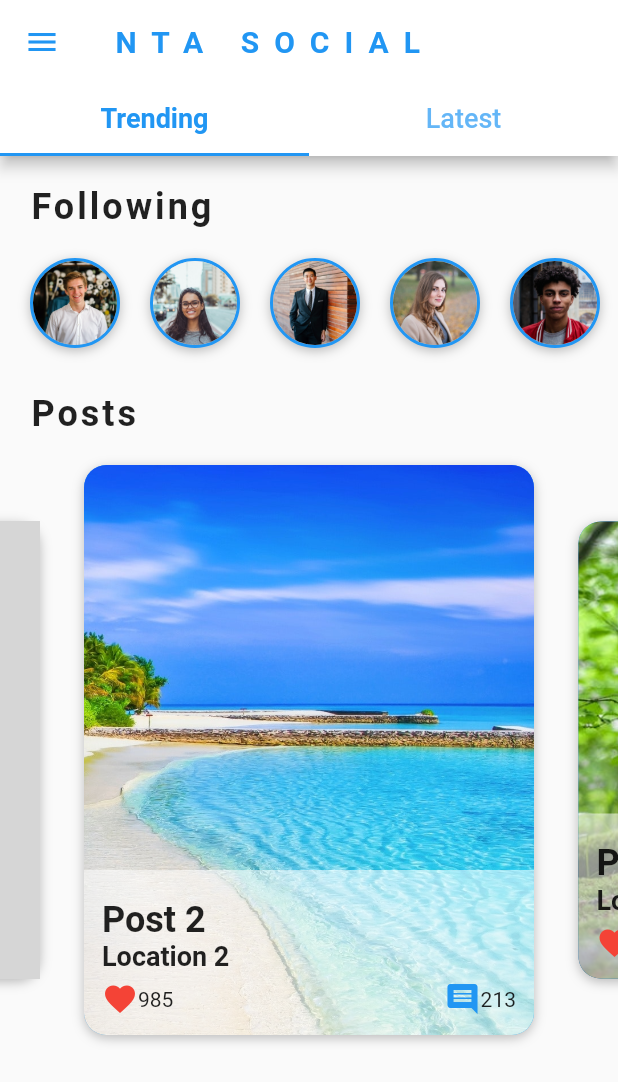
After one commit to tunganh252/social_nta, a Flutter app: the HomeScreen screen opened directly, swiped to page 3, on a phone screen of 412 x 824 dp. The commit adds this screen. Shown: the top 1082 px of the screen. Run offline on Flutter 3.47's test engine with Material 2 defaults, Android fonts, the phone set to English and light mode, and no system bars; grey boxes are pictures that could not be loaded.

Commit message:
[update] - UI homeScreen

```diff
--- /dev/null
+++ b/lib/screens/home_screen.dart
@@ -0,0 +1,56 @@
+import 'package:flutter/material.dart';
+import 'package:flutter_social_ui/data/data.dart';
+import 'package:flutter_social_ui/models/user_model.dart';
+import 'package:flutter_social_ui/widgets/following_users.dart';
+import 'package:flutter_social_ui/widgets/posts_carousel.dart';
+
+class HomeScreen extends StatefulWidget {
+  @override
+  _HomeScreenState createState() => _HomeScreenState();
+}
+
+class _HomeScreenState extends State<HomeScreen>
+    with SingleTickerProviderStateMixin {
+  TabController _tabController;
+  PageController _pageController;
+
+  @override
+  void initState() {
+    super.initState();
+    _tabController = TabController(length: 2, vsync: this);
+    _pageController = PageController(initialPage: 0, viewportFraction: 0.8);
+  }
+
+  @override
+  Widget build(BuildContext context) {
+    return Scaffold(
+      appBar: AppBar(
+        brightness: Brightness.light,
+        backgroundColor: Colors.white,
+        iconTheme: IconThemeData(color: Theme.of(context).primaryColor),
+        leading: IconButton(icon: Icon(Icons.menu), onPressed: () {}),
+        title: Text(
+          "NTA SOCIAL",
+          style: TextStyle(
+              color: Theme.of(context).primaryColor,
+              fontWeight: FontWeight.bold,
+              letterSpacing: 10.0),
+        ),
+        bottom: TabBar(
+          controller: _tabController,
+          labelColor: Theme.of(context).primaryColor,
+          labelStyle: TextStyle(fontSize: 18.0, fontWeight: FontWeight.w600),
+          unselectedLabelStyle: TextStyle(fontSize: 18.0),
+          tabs: [Tab(text: "Trending"), Tab(text: "Latest")],
+        ),
+      ),
+      body: ListView(
+        children: [
+          FollowingUser(),
+          PostsCarousel(
+              pageController: _pageController, title: "Posts", posts: posts)
+        ],
+      ),
+    );
+  }
+}
--- a/lib/screens/login_screen.dart
+++ b/lib/screens/login_screen.dart
@@ -1,4 +1,5 @@
 import 'package:flutter/material.dart';
+import 'package:flutter_social_ui/screens/home_screen.dart';
 import 'package:flutter_social_ui/widgets/curve_clipper.dart';
 
 class LoginScreen extends StatefulWidget {
@@ -65,7 +66,10 @@ class _LoginScreenState extends State<LoginScreen> {
                 ),
               ),
               SizedBox(height: 40.0),
-              Container(
+              GestureDetector(
+                onTap: () => Navigator.pushReplacement(
+                    context, MaterialPageRoute(builder: (_) => HomeScreen())),
+                child: Container(
                   margin: EdgeInsets.symmetric(horizontal: 60.0),
                   alignment: Alignment.center,
                   height: 45.0,
@@ -79,6 +83,7 @@ class _LoginScreenState extends State<LoginScreen> {
                         fontSize: 22.0,
                         letterSpacing: 1.5,
                         color: Colors.white),
+                  ),
                 ),
               ),
               Expanded(
--- /dev/null
+++ b/lib/widgets/following_users.dart
@@ -0,0 +1,65 @@
+import 'package:flutter/material.dart';
+import 'package:flutter_social_ui/data/data.dart';
+import 'package:flutter_social_ui/models/user_model.dart';
+
+class FollowingUser extends StatelessWidget {
+  @override
+  Widget build(BuildContext context) {
+    return Column(
+      crossAxisAlignment: CrossAxisAlignment.start,
+      children: [
+        Padding(
+          padding: const EdgeInsets.fromLTRB(20.0, 20.0, 20.0, 10.0),
+          child: Column(
+            crossAxisAlignment: CrossAxisAlignment.start,
+            children: [
+              Text(
+                "Following",
+                style: TextStyle(
+                    fontWeight: FontWeight.bold,
+                    fontSize: 24.0,
+                    letterSpacing: 2.0),
+              )
+            ],
+          ),
+        ),
+        Container(
+          height: 80.0,
+          child: ListView.builder(
+              padding: EdgeInsets.only(left: 10.0),
+              scrollDirection: Axis.horizontal,
+              itemCount: users.length,
+              itemBuilder: (BuildContext context, int index) {
+                User user = users[index];
+                return GestureDetector(
+                  onTap: () {},
+                  child: Container(
+                      margin: EdgeInsets.all(10.0),
+                      height: 60.0,
+                      width: 60.0,
+                      decoration: BoxDecoration(
+                          shape: BoxShape.circle,
+                          boxShadow: [
+                            BoxShadow(
+                                color: Colors.black26,
+                                offset: Offset(0, 2),
+                                blurRadius: 6.0)
+                          ],
+                          border: Border.all(
+                              width: 2.0,
+                              color: Theme.of(context).primaryColor)),
+                      child: ClipOval(
+                        child: Image(
+                          image: AssetImage(user.profileImageUrl),
+                          height: 60.0,
+                          width: 60.0,
+                          fit: BoxFit.cover,
+                        ),
+                      )),
+                );
+              }),
+        )
+      ],
+    );
+  }
+}
--- /dev/null
+++ b/lib/widgets/posts_carousel.dart
@@ -0,0 +1,143 @@
+import 'package:flutter/material.dart';
+import 'package:flutter_social_ui/models/post_model.dart';
+
+class PostsCarousel extends StatelessWidget {
+  final PageController pageController;
+  final String title;
+  final List<Post> posts;
+
+  const PostsCarousel({Key key, this.pageController, this.title, this.posts})
+      : super(key: key);
+
+  Widget _buildPost(BuildContext context, int index) {
+    Post post = posts[index];
+
+    return AnimatedBuilder(
+      animation: pageController,
+      builder: (BuildContext context, Widget widget) {
+        double value = 1.0;
+        if (pageController.position.haveDimensions) {
+          value = pageController.page - index;
+          value = (1 - (value.abs() * 0.3)).clamp(0.0, 1.0);
+        }
+        return Center(
+          child: SizedBox(
+            height: Curves.easeInOut.transform(value) * 400.0,
+            child: widget,
+          ),
+        );
+      },
+      child: Stack(
+        children: [
+          Container(
+            margin: EdgeInsets.all(10.0),
+            decoration: BoxDecoration(
+                color: Theme.of(context).primaryColor,
+                borderRadius: BorderRadius.circular(15.0),
+                boxShadow: [
+                  BoxShadow(
+                      color: Colors.black26,
+                      offset: Offset(0, 2),
+                      blurRadius: 6.0)
+                ]),
+            child: ClipRRect(
+              borderRadius: BorderRadius.circular(15.0),
+              child: Image(
+                image: AssetImage(post.imageUrl),
+                height: 400.0,
+                width: 300.0,
+                fit: BoxFit.cover,
+              ),
+            ),
+          ),
+          Positioned(
+            bottom: 10.0,
+            right: 10.0,
+            left: 10.0,
+            child: Container(
+              padding: EdgeInsets.all(12.0),
+              height: 110.0,
+              decoration: BoxDecoration(
+                  color: Colors.white54,
+                  borderRadius: BorderRadius.only(
+                      bottomLeft: Radius.circular(15.0),
+                      bottomRight: Radius.circular(15.0))),
+              child: Column(
+                mainAxisAlignment: MainAxisAlignment.end,
+                crossAxisAlignment: CrossAxisAlignment.start,
+                children: [
+                  Text(
+                    post.title,
+                    style:
+                        TextStyle(fontSize: 24.0, fontWeight: FontWeight.bold),
+                    overflow: TextOverflow.ellipsis,
+                  ),
+                  Text(
+                    post.location,
+                    style:
+                        TextStyle(fontSize: 18.0, fontWeight: FontWeight.w600),
+                    overflow: TextOverflow.ellipsis,
+                  ),
+                  SizedBox(height: 6.0),
+                  Row(
+                    mainAxisAlignment: MainAxisAlignment.spaceBetween,
+                    children: [
+                      Row(
+                        children: [
+                          Icon(
+                            Icons.favorite,
+                            color: Colors.red,
+                          ),
+                          SizedBox(height: 6.0),
+                          Text(post.likes.toString())
+                        ],
+                      ),
+                      Row(
+                        children: [
+                          Icon(
+                            Icons.comment,
+                            color: Theme.of(context).primaryColor,
+                          ),
+                          SizedBox(height: 6.0),
+                          Text(post.comments.toString())
+                        ],
+                      ),
+                    ],
+                  )
+                ],
+              ),
+            ),
+          )
+        ],
+      ),
+    );
+  }
+
+  @override
+  Widget build(BuildContext context) {
+    return Column(
+      crossAxisAlignment: CrossAxisAlignment.start,
+      children: [
+        Padding(
+          padding: const EdgeInsets.fromLTRB(20.0, 20.0, 20.0, 10.0),
+          child: Text(
+            title,
+            style: TextStyle(
+                fontWeight: FontWeight.bold,
+                fontSize: 24.0,
+                letterSpacing: 2.0),
+          ),
+        ),
+        Container(
+          height: 400.0,
+          child: PageView.builder(
+              controller: pageController,
+              itemCount: posts.length,
+              itemBuilder: (BuildContext context, int index) {
+                return _buildPost(context, index);
+              }),
+        )
+      ],
+    );
+  }
+}
```
Lines whose indentation alone changed are shown as unchanged.
